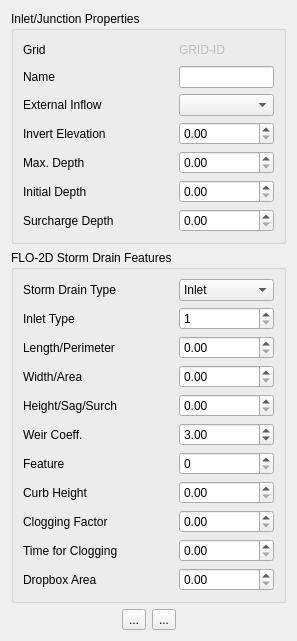
FLO-2DSoftware/qgis-flo-2d-plugin, file flo2d/ui/inlet_attributes.ui: the form before one commit.
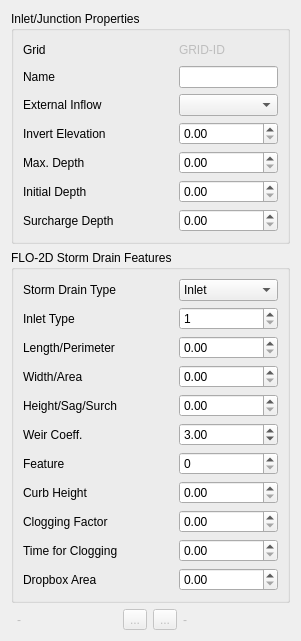
The form after the commit. Icons and pictures are not drawn.

What changed in the file:
```diff
--- a/flo2d/ui/inlet_attributes.ui
+++ b/flo2d/ui/inlet_attributes.ui
@@ -6,8 +6,8 @@
    <rect>
     <x>0</x>
     <y>0</y>
-    <width>297</width>
-    <height>608</height>
+    <width>301</width>
+    <height>617</height>
    </rect>
   </property>
   <property name="windowTitle">
@@ -29,8 +29,27 @@
        </property>
       </spacer>
      </item>
+     <item>
+      <widget class="QLabel" name="previous_lbl">
+       <property name="enabled">
+        <bool>false</bool>
+       </property>
+       <property name="minimumSize">
+        <size>
+         <width>100</width>
+         <height>0</height>
+        </size>
+       </property>
+       <property name="text">
+        <string>-</string>
+       </property>
+      </widget>
+     </item>
      <item>
       <widget class="QToolButton" name="previous_btn">
+       <property name="enabled">
+        <bool>false</bool>
+       </property>
        <property name="text">
         <string>...</string>
        </property>
@@ -48,6 +67,9 @@
      </item>
      <item>
       <widget class="QToolButton" name="next_btn">
+       <property name="enabled">
+        <bool>false</bool>
+       </property>
        <property name="text">
         <string>...</string>
        </property>
@@ -63,6 +85,22 @@
        </property>
       </widget>
      </item>
+     <item>
+      <widget class="QLabel" name="next_lbl">
+       <property name="enabled">
+        <bool>false</bool>
+       </property>
+       <property name="minimumSize">
+        <size>
+         <width>100</width>
+         <height>0</height>
+        </size>
+       </property>
+       <property name="text">
+        <string>-</string>
+       </property>
+      </widget>
+     </item>
      <item>
       <spacer name="horizontalSpacer_2">
        <property name="orientation">
```
